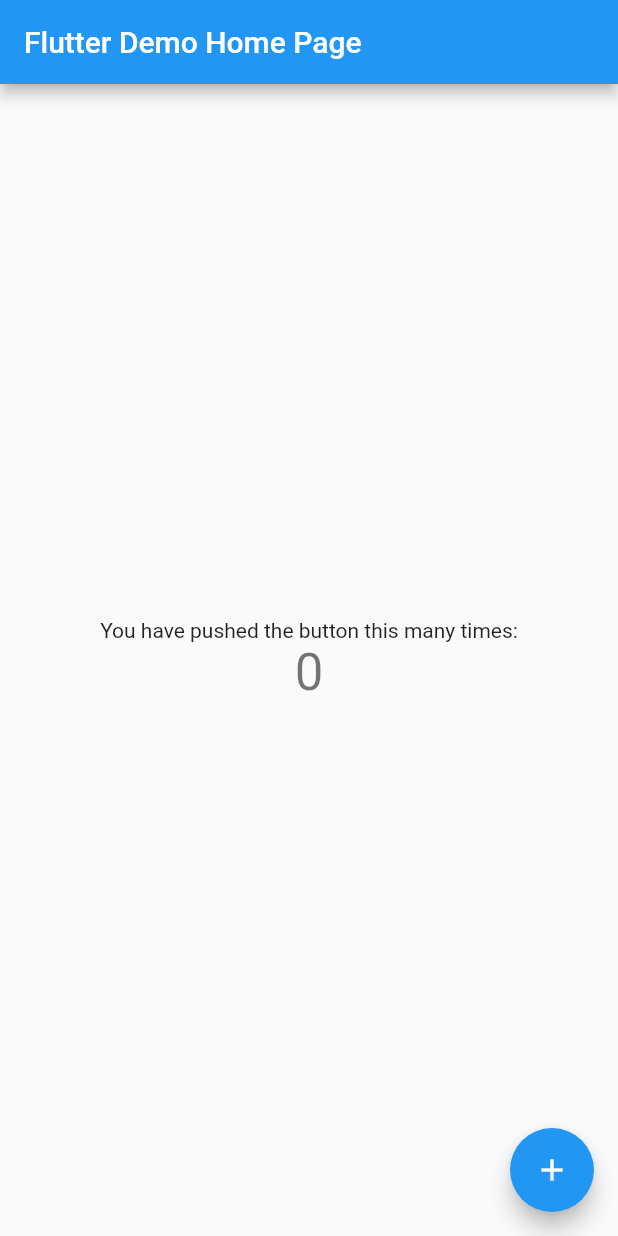
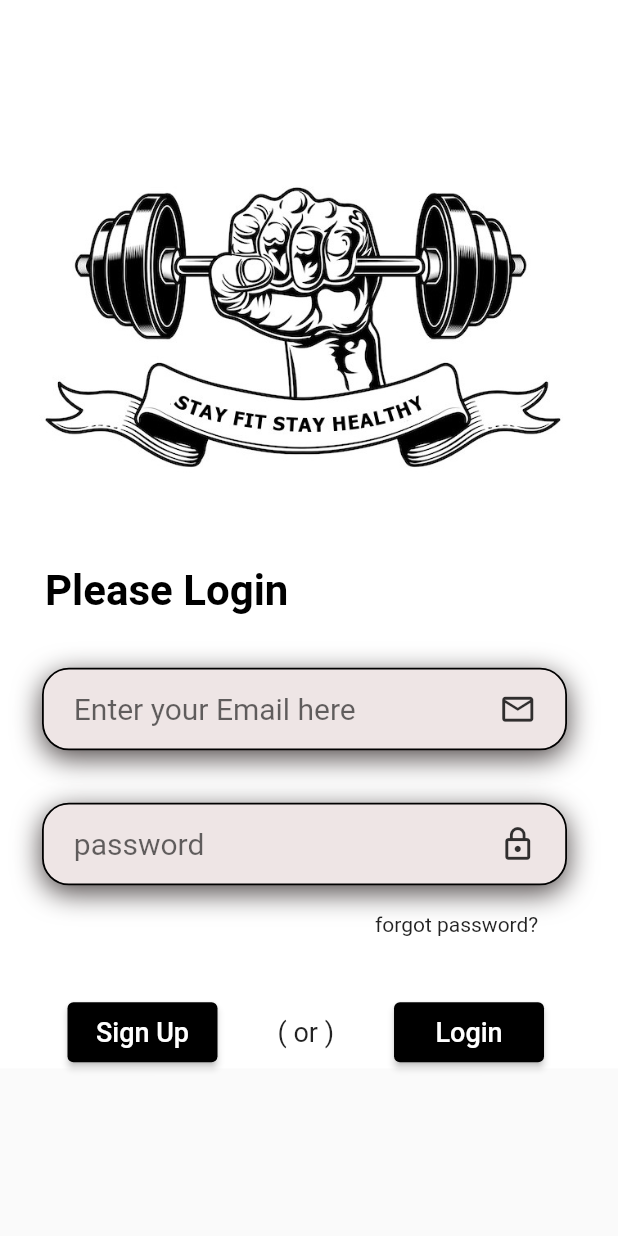
Before and after one commit to Gelli-VVN-Satyanarayana-Guptha/fitness_app, a Flutter app: the screen it shows after launch, on a phone screen of 412 x 824 dp. Run offline on Flutter 3.47's test engine with Material 2 defaults, Android fonts, the phone set to English and light mode, and no system bars.

Commit message:
splash screen and login screen done

```diff
--- a/lib/main.dart
+++ b/lib/main.dart
@@ -1,3 +1,5 @@
+import 'package:fitness_app/screens/splash_screen.dart';
+import 'package:fitness_app/screens/login_screen.dart';
 import 'package:flutter/material.dart';
 
 void main() {
@@ -6,110 +8,20 @@ void main() {
 
 class MyApp extends StatelessWidget {
   const MyApp({super.key});
-
-  // This widget is the root of your application.
   @override
   Widget build(BuildContext context) {
     return MaterialApp(
-      title: 'Flutter Demo',
+      title: 'fitness community app',
+      debugShowCheckedModeBanner: false,
       theme: ThemeData(
-        // This is the theme of your application.
-        //
-        // Try running your application with "flutter run". You'll see the
-        // application has a blue toolbar. Then, without quitting the app, try
-        // changing the primarySwatch below to Colors.green and then invoke
-        // "hot reload" (press "r" in the console where you ran "flutter run",
-        // or simply save your changes to "hot reload" in a Flutter IDE).
-        // Notice that the counter didn't reset back to zero; the application
-        // is not restarted.
-        primarySwatch: Colors.blue,
+        primarySwatch: Colors.red,
+        visualDensity: VisualDensity.adaptivePlatformDensity,
       ),
-      home: const MyHomePage(title: 'Flutter Demo Home Page'),
+      initialRoute: '/',
+      routes: {
+        "/": (context) => SplashScreen(),
+        '/LoginScreen': (context) => LoginScreen(),
+      },
     );
   }
 }
-
-class MyHomePage extends StatefulWidget {
-  const MyHomePage({super.key, required this.title});
-
-  // This widget is the home page of your application. It is stateful, meaning
-  // that it has a State object (defined below) that contains fields that affect
-  // how it looks.
-
-  // This class is the configuration for the state. It holds the values (in this
-  // case the title) provided by the parent (in this case the App widget) and
-  // used by the build method of the State. Fields in a Widget subclass are
-  // always marked "final".
-
-  final String title;
-
-  @override
-  State<MyHomePage> createState() => _MyHomePageState();
-}
-
-class _MyHomePageState extends State<MyHomePage> {
-  int _counter = 0;
-
-  void _incrementCounter() {
-    setState(() {
-      // This call to setState tells the Flutter framework that something has
-      // changed in this State, which causes it to rerun the build method below
-      // so that the display can reflect the updated values. If we changed
-      // _counter without calling setState(), then the build method would not be
-      // called again, and so nothing would appear to happen.
-      _counter++;
-    });
-  }
-
-  @override
-  Widget build(BuildContext context) {
-    // This method is rerun every time setState is called, for instance as done
-    // by the _incrementCounter method above.
-    //
-    // The Flutter framework has been optimized to make rerunning build methods
-    // fast, so that you can just rebuild anything that needs updating rather
-    // than having to individually change instances of widgets.
-    return Scaffold(
-      appBar: AppBar(
-        // Here we take the value from the MyHomePage object that was created by
-        // the App.build method, and use it to set our appbar title.
-        title: Text(widget.title),
-      ),
-      body: Center(
-        // Center is a layout widget. It takes a single child and positions it
-        // in the middle of the parent.
-        child: Column(
-          // Column is also a layout widget. It takes a list of children and
-          // arranges them vertically. By default, it sizes itself to fit its
-          // children horizontally, and tries to be as tall as its parent.
-          //
-          // Invoke "debug painting" (press "p" in the console, choose the
-          // "Toggle Debug Paint" action from the Flutter Inspector in Android
-          // Studio, or the "Toggle Debug Paint" command in Visual Studio Code)
-          // to see the wireframe for each widget.
-          //
-          // Column has various properties to control how it sizes itself and
-          // how it positions its children. Here we use mainAxisAlignment to
-          // center the children vertically; the main axis here is the vertical
-          // axis because Columns are vertical (the cross axis would be
-          // horizontal).
-          mainAxisAlignment: MainAxisAlignment.center,
-          children: <Widget>[
-            const Text(
-              'You have pushed the button this many times:',
-            ),
-            Text(
-              '$_counter',
-              style: Theme.of(context).textTheme.headline4,
-            ),
-          ],
-        ),
-      ),
-      floatingActionButton: FloatingActionButton(
-        onPressed: _incrementCounter,
-        tooltip: 'Increment',
-        child: const Icon(Icons.add),
-      ), // This trailing comma makes auto-formatting nicer for build methods.
-    );
-  }
-}
--- /dev/null
+++ b/lib/screens/login_screen.dart
@@ -0,0 +1,211 @@
+import 'package:flutter/material.dart';
+
+class LoginScreen extends StatefulWidget {
+  const LoginScreen({super.key});
+
+  @override
+  State<LoginScreen> createState() => _LoginScreenState();
+}
+
+class _LoginScreenState extends State<LoginScreen> {
+  @override
+  void initState() {
+    Future.delayed(
+      Duration(seconds: 3),
+      //() => Navigator.pushNamed(context, '/onboarding'),
+      () => {},
+    );
+    super.initState();
+  }
+
+  @override
+  Widget build(BuildContext context) {
+    return Scaffold(
+      body: SafeArea(
+        child: Container(
+          color: Colors.white,
+          width: double.infinity,
+          child: SingleChildScrollView(
+            child: Column(
+                mainAxisAlignment: MainAxisAlignment.start,
+                crossAxisAlignment: CrossAxisAlignment.start,
+                children: [
+                  Padding(
+                    padding: const EdgeInsets.only(top: 80),
+                    child: Container(
+                        child: Center(
+                      child: Image.asset(
+                        "assets/images/login.jpg",
+                      ),
+                    )),
+                  ),
+                  // ignore: prefer_const_constructors
+                  Padding(
+                    padding: const EdgeInsets.only(left: 30, top: 20),
+                    child: const Text(
+                      "Please Login",
+                      style: TextStyle(
+                        color: Colors.black,
+                        fontSize: 28,
+                        fontWeight: FontWeight.bold,
+                      ),
+                    ),
+                  ),
+                  Padding(
+                    padding: const EdgeInsets.only(left: 28, top: 35),
+                    child: SizedBox(
+                      height: 55,
+                      width: 350,
+                      child: Container(
+                        decoration: BoxDecoration(
+                            color: Color.fromARGB(255, 238, 229, 229),
+                            boxShadow: [
+                              BoxShadow(
+                                color: Color.fromARGB(255, 81, 74, 74),
+                                blurRadius: 15.0,
+                                offset: Offset(0, 5),
+                                spreadRadius: 0.3,
+                              ),
+                            ],
+                            border: Border.all(
+                              width: 1.2,
+                            ),
+                            borderRadius: const BorderRadius.all(
+                              Radius.circular(
+                                18,
+                              ),
+                            )),
+                        child: Row(children: [
+                          Row(
+                            children: [
+                              Padding(
+                                padding: const EdgeInsets.only(left: 20),
+                                child: SizedBox(
+                                  width: 320,
+                                  child: TextFormField(
+                                    style: TextStyle(fontSize: 20),
+                                    decoration: InputDecoration(
+                                      border: InputBorder.none,
+                                      hintText: 'Enter your Email here',
+                                      suffixIcon: Icon(
+                                        Icons.email_outlined,
+                                        size: 25.0,
+                                        color: Colors.black.withOpacity(0.8),
+                                      ),
+                                    ),
+                                  ),
+                                ),
+                              ),
+                            ],
+                          )
+                        ]),
+                      ),
+                    ),
+                  ),
+                  Padding(
+                    padding: const EdgeInsets.only(left: 28, top: 35),
+                    child: SizedBox(
+                      height: 55,
+                      width: 350,
+                      child: Container(
+                        decoration: BoxDecoration(
+                            color: Color.fromARGB(255, 238, 229, 229),
+                            boxShadow: [
+                              BoxShadow(
+                                color: Color.fromARGB(255, 81, 74, 74),
+                                blurRadius: 15.0,
+                                offset: Offset(0, 5),
+                                spreadRadius: 0.3,
+                              ),
+                            ],
+                            border: Border.all(
+                              width: 1.2,
+                            ),
+                            borderRadius: const BorderRadius.all(
+                              Radius.circular(
+                                18,
+                              ),
+                            )),
+                        child: Row(children: [
+                          Row(
+                            children: [
+                              Padding(
+                                padding: const EdgeInsets.only(left: 20),
+                                child: SizedBox(
+                                  width: 320,
+                                  child: TextFormField(
+                                    style: TextStyle(fontSize: 20),
+                                    decoration: InputDecoration(
+                                      border: InputBorder.none,
+                                      hintText: 'password',
+                                      suffixIcon: Icon(
+                                        Icons.lock_outline,
+                                        size: 25.0,
+                                        color: Colors.black.withOpacity(0.8),
+                                      ),
+                                    ),
+                                  ),
+                                ),
+                              ),
+                            ],
+                          )
+                        ]),
+                      ),
+                    ),
+                  ),
+                  Padding(
+                    padding: const EdgeInsets.only(top: 18, left: 250),
+                    child: Text(
+                      "forgot password?",
+                      style: TextStyle(fontWeight: FontWeight.w400),
+                    ),
+                  ),
+                  Row(
+                    children: [
+                      Padding(
+                        padding: const EdgeInsets.only(left: 45, top: 40),
+                        child: ElevatedButton(
+                          style: ElevatedButton.styleFrom(
+                            backgroundColor: Colors.black,
+                            minimumSize:
+                                const Size(100, 40), // Background color
+                          ),
+                          onPressed: () => {},
+                          child: const Text(
+                            "Sign Up",
+                            style: TextStyle(fontSize: 18),
+                          ),
+                        ),
+                      ),
+                      Padding(
+                        padding: const EdgeInsets.only(left: 40, top: 40),
+                        child: const Text(
+                          "( or )",
+                          style: TextStyle(
+                              fontWeight: FontWeight.w400, fontSize: 18),
+                        ),
+                      ),
+                      Padding(
+                        padding: const EdgeInsets.only(left: 40, top: 40),
+                        child: ElevatedButton(
+                          style: ElevatedButton.styleFrom(
+                            backgroundColor: Colors.black,
+                            minimumSize:
+                                const Size(100, 40), // Background color
+                          ),
+                          onPressed: () => {},
+                          child: const Text(
+                            "Login",
+                            style: TextStyle(fontSize: 18),
+                          ),
+                        ),
+                      ),
+                    ],
+                  ),
+                ]),
+          ),
+        ),
+      ),
+    );
+  }
+}
--- /dev/null
+++ b/lib/screens/splash_screen.dart
@@ -0,0 +1,35 @@
+import 'package:flutter/material.dart';
+
+class SplashScreen extends StatefulWidget {
+  const SplashScreen({super.key});
+
+  @override
+  State<SplashScreen> createState() => _SplashScreenState();
+}
+
+class _SplashScreenState extends State<SplashScreen> {
+  @override
+  void initState() {
+    Future.delayed(
+      Duration(seconds: 5),
+      () => Navigator.pushNamed(context, '/LoginScreen'),
+    );
+    super.initState();
+  }
+
+  @override
+  Widget build(BuildContext context) {
+    return Scaffold(
+      body: SafeArea(
+        child: Container(
+          color: Colors.white,
+          child: Center(
+            child: Image.asset(
+              "assets/images/logo.jpg",
+            ),
+          ),
+        ),
+      ),
+    );
+  }
+}
--- a/pubspec.yaml
+++ b/pubspec.yaml
@@ -60,9 +60,9 @@ flutter:
   uses-material-design: true
 
   # To add assets to your application, add an assets section, like this:
-  # assets:
-  #   - images/a_dot_burr.jpeg
-  #   - images/a_dot_ham.jpeg
+  assets:
+    - assets/images/
+
 
   # An image asset can refer to one or more resolution-specific "variants", see
   # https://flutter.dev/assets-and-images/#resolution-aware
```
Also changed, not shown: assets/images/login.jpg (added), assets/images/logo.jpg (added), assets/images/mai.png (added).
